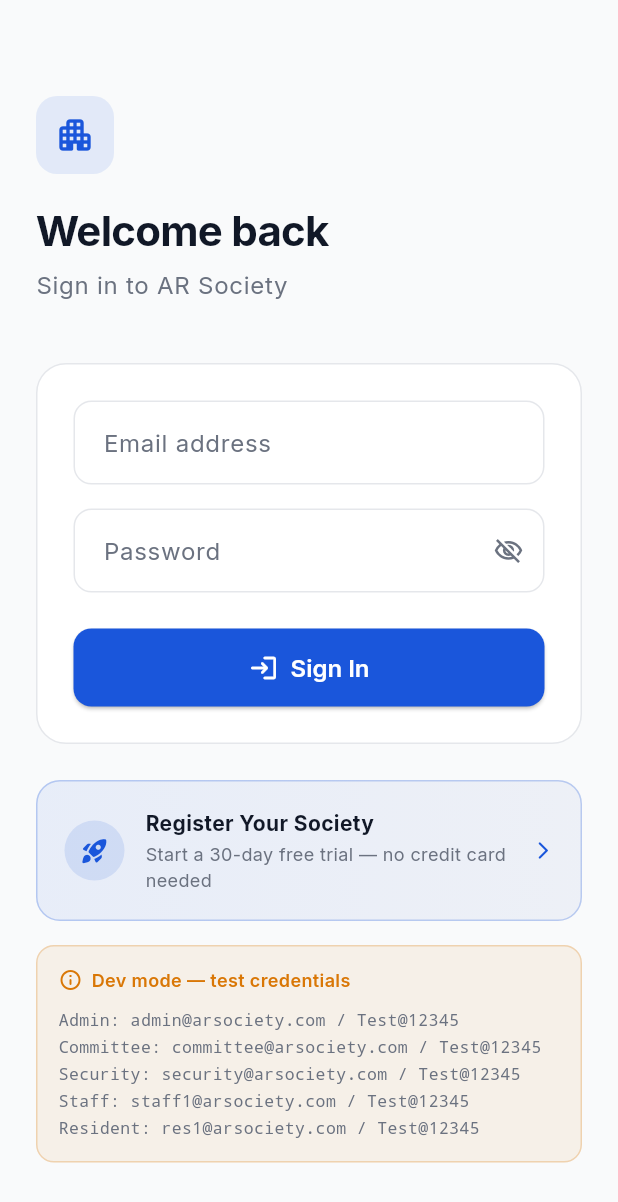
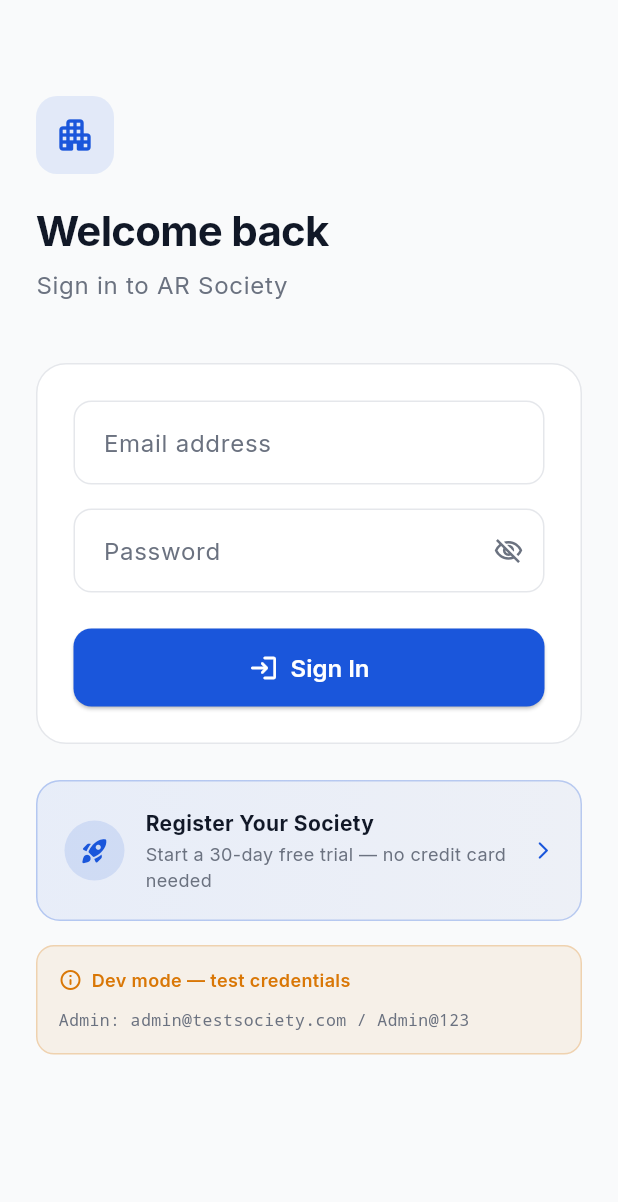
Before and after one commit to nitinshendgeai/AR_SOCIETY_APP, a Flutter app: the screen it shows after launch, on a phone screen of 412 x 824 dp. Shown: the top 1202 px of the screen. Run offline on Flutter 3.47's test engine with Material 3 defaults, Android fonts, the phone set to English and light mode, and no system bars; our stand-ins replace dio, flutter_dotenv, flutter_riverpod, flutter_secure_storage, go_router, google_fonts and 1 more.

Commit message:
fix: parse roles from flat API list instead of nested user_roles
UserModel was reading json['user_roles'] (nested {role:{name:...}} structure)
but UserOut now returns json['roles'] (flat List[str]). This caused every
user's roles to be empty after login, routing all users to the Resident
dashboard regardless of their actual role.

Also update dev test credentials widget to show the real test account
(admin@testsociety.com / Admin@123) instead of placeholder emails that
don't exist in the database.

Co-Authored-By: Claude Sonnet 4.6 <noreply@anthropic.com>

```diff
--- a/mobile/lib/features/auth/presentation/screens/login_screen.dart
+++ b/mobile/lib/features/auth/presentation/screens/login_screen.dart
@@ -299,16 +299,12 @@ class _TestCredentials extends StatelessWidget {
           ),
           const SizedBox(height: 8),
           ...[
-            ('Admin',     'admin@arsociety.com'),
-            ('Committee', 'committee@arsociety.com'),
-            ('Security',  'security@arsociety.com'),
-            ('Staff',     'staff1@arsociety.com'),
-            ('Resident',  'res1@arsociety.com'),
+            ('Admin', 'admin@testsociety.com', 'Admin@123'),
           ].map(
             (e) => Padding(
               padding: const EdgeInsets.only(top: 2),
               child: Text(
-                '${e.$1}: ${e.$2} / Test@12345',
+                '${e.$1}: ${e.$2} / ${e.$3}',
                 style: TextStyle(
                   fontSize: 11,
                   color: AppTheme.textSecondary,
```
Also changed, not shown: mobile/lib/features/auth/data/models/auth_models.dart (+6 -15 lines).
